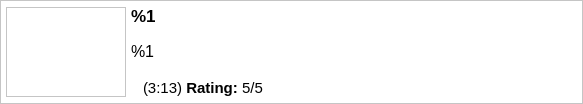
Before: the Qt Designer form ui/searchvideositem.ui in ckorn/xvst, drawn with Qt 5.
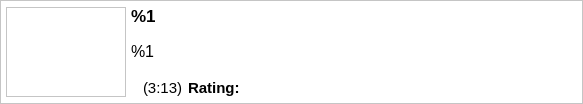
After: the same form once the commit is applied. Icons and pictures are not drawn.

```diff
--- a/ui/searchvideositem.ui
+++ b/ui/searchvideositem.ui
@@ -124,7 +124,7 @@
          </font>
         </property>
         <property name="text">
-         <string notr="true">(3:13)   &lt;b&gt;Rating:&lt;/b&gt; 5/5</string>
+         <string notr="true">(3:13)</string>
         </property>
        </widget>
       </item>
@@ -141,7 +141,7 @@
         </property>
        </widget>
       </item>
-      <item row="2" column="3">
+      <item row="2" column="5">
        <spacer name="horizontalSpacer">
         <property name="orientation">
          <enum>Qt::Horizontal</enum>
@@ -170,6 +170,25 @@
         </property>
        </widget>
       </item>
+      <item row="2" column="3">
+       <widget class="QLabel" name="lblRating">
+        <property name="font">
+         <font>
+          <pointsize>11</pointsize>
+         </font>
+        </property>
+        <property name="text">
+         <string>&lt;b&gt;Rating:&lt;/b&gt;</string>
+        </property>
+       </widget>
+      </item>
+      <item row="2" column="4">
+       <widget class="QLabel" name="imgRating">
+        <property name="text">
+         <string/>
+        </property>
+       </widget>
+      </item>
      </layout>
     </widget>
    </item>
```
Left out of the diff: 15 changed lines with no effect on the pictures.
